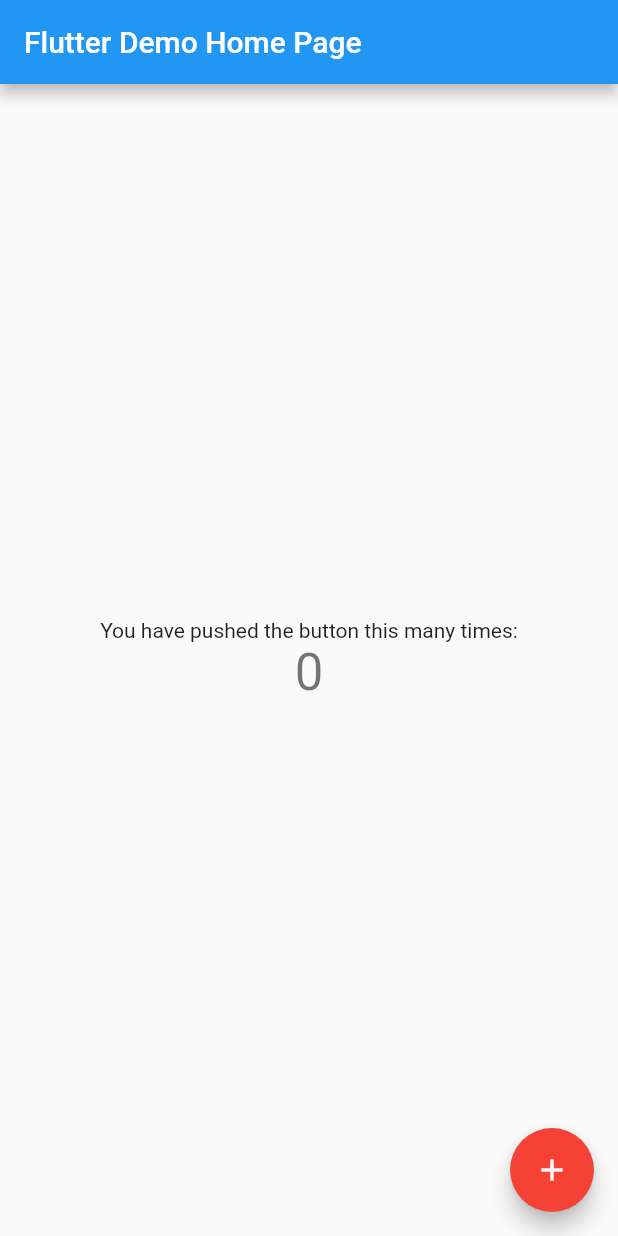
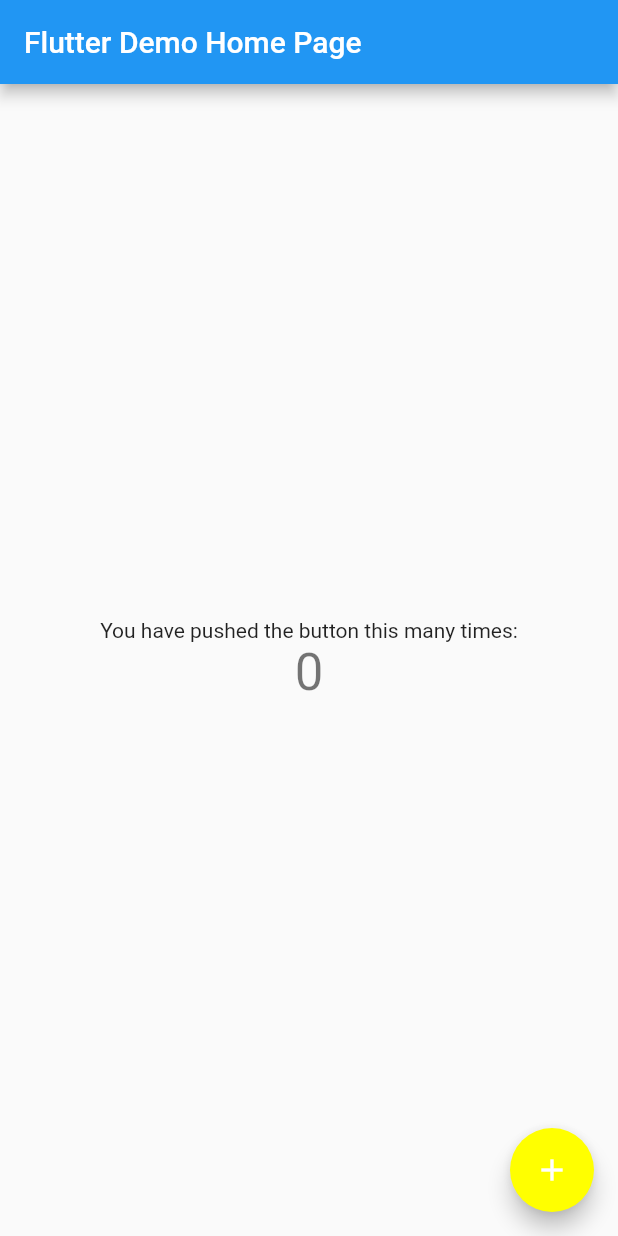
Before and after one commit to ashishra0/flutter-test, a Flutter app: the screen it shows after launch, on a phone screen of 412 x 824 dp. Run offline on Flutter 3.47's test engine with Material 2 defaults, Android fonts, the phone set to English and light mode, and no system bars.

Commit message:
change action button color to yellow

```diff
--- a/lib/main.dart
+++ b/lib/main.dart
@@ -58,7 +58,7 @@ class _MyHomePageState extends State<MyHomePage> {
       floatingActionButton: FloatingActionButton(
         onPressed: _incrementCounter,
         tooltip: 'Increment',
-        backgroundColor: Colors.red,
+        backgroundColor: Colors.yellowAccent,
         child: Icon(Icons.add),
       ),
     );
```
